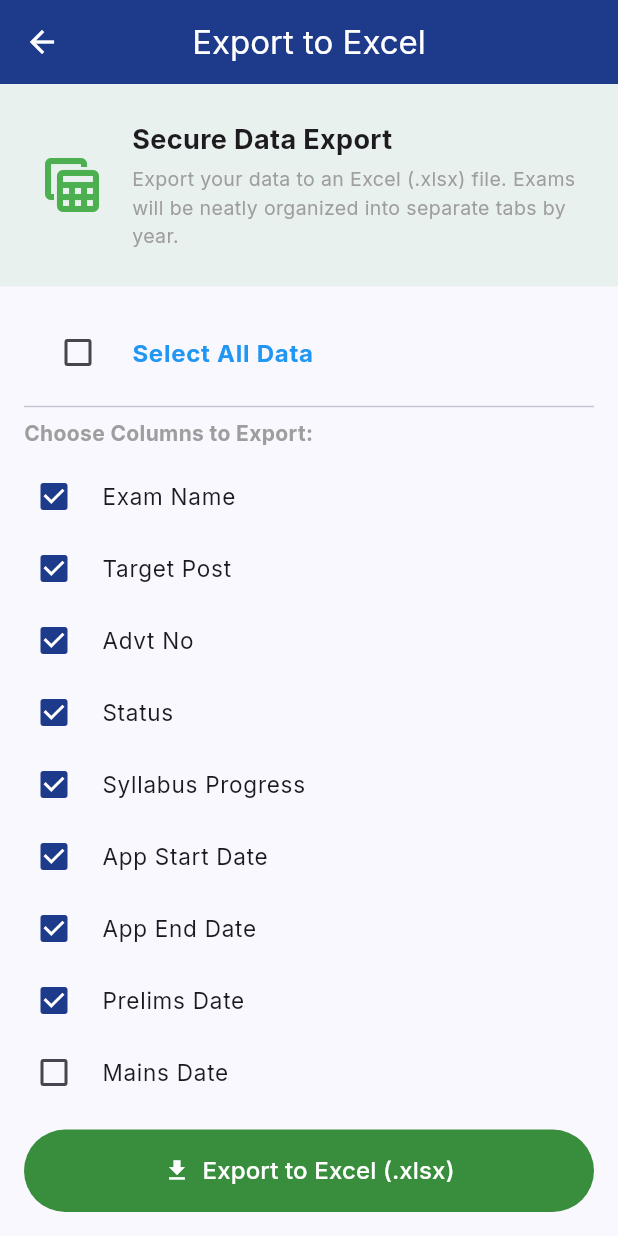
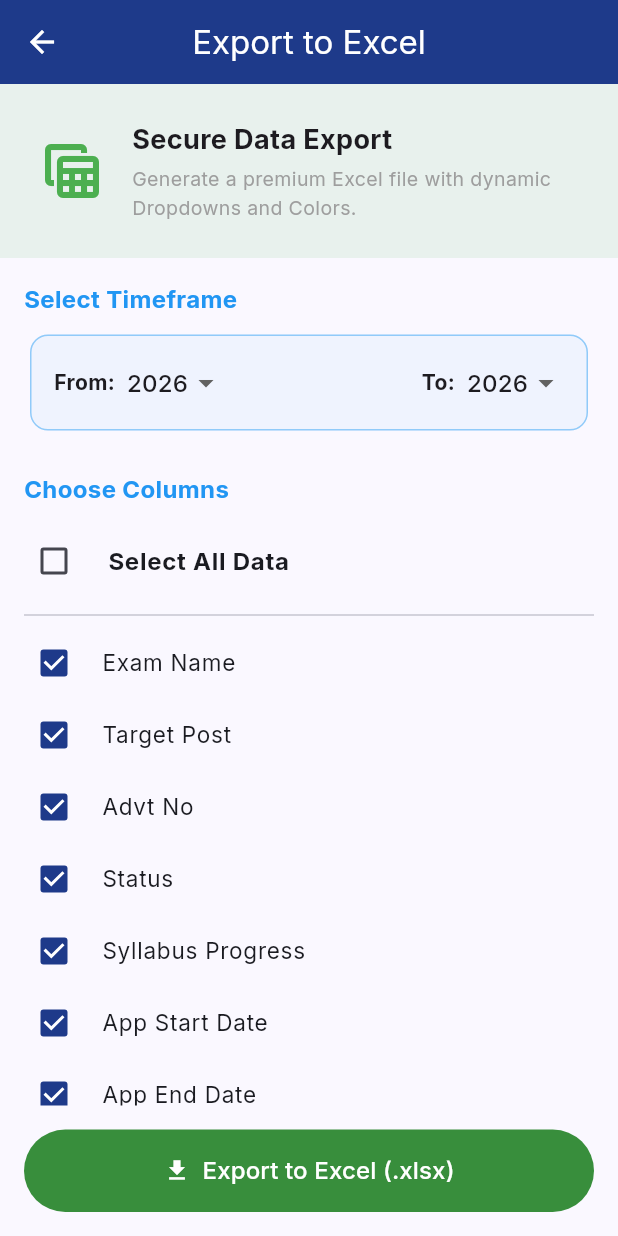
Before and after one commit to DebanjanSarkar/govt_exam_tracker_app_releases, a Flutter app: the screen it shows after launch, in the side drawer, after a tap on "Export to Excel", on a phone screen of 412 x 824 dp. Run offline on Flutter 3.47's test engine with Material 3 defaults, Android fonts, the phone set to English and light mode, and no system bars; our stand-ins replace cross_file, file_picker, flutter_local_notifications, flutter_riverpod, google_fonts, google_sign_in and 5 more; missing offline and left inert: googleapis, syncfusion_flutter_pdf; accounts and stored records are empty; network calls fail.

Commit message:
The App now packs inbuilt Kotlin service for beautiful excel export - users can export their entire data as excel, and keep it as backup, or use it for excel tracking.

```diff
--- a/govt_exam_tracker_app/lib/ui/screens/export_screen.dart
+++ b/govt_exam_tracker_app/lib/ui/screens/export_screen.dart
@@ -13,7 +13,11 @@ class ExportScreen extends ConsumerStatefulWidget {
 class _ExportScreenState extends ConsumerState<ExportScreen> {
   bool _isExporting = false;
 
-  // The Master List of all available fields
+  int? _startYear;
+  int? _endYear;
+  List<int> _availableYears = [];
+
+  // FIXED: Added 'Additional Info' to the master list
   final Map<String, bool> _fields = {
     'Exam Name': true,
     'Target Post': true,
@@ -31,7 +35,29 @@ class _ExportScreenState extends ConsumerState<ExportScreen> {
     'Password': false,
     'Portal URL': false,
     'Notes': false,
+    'Additional Info': false,
   };
+
+  @override
+  void initState() {
+    super.initState();
+    _fetchYears();
+  }
+
+  void _fetchYears() {
+    final examsState = ref.read(examListProvider);
+    final Set<int> years = {DateTime.now().year};
+    if (examsState is AsyncData) {
+      for (var exam in examsState.value!) {
+        years.add(exam.applicationEndDate?.year ?? exam.createdAt.year);
+      }
+    }
+    _availableYears = years.toList()..sort();
+    if (_availableYears.isNotEmpty) {
+      _startYear = _availableYears.first;
+      _endYear = _availableYears.last;
+    }
+  }
 
   bool get _isAllSelected => !_fields.values.contains(false);
 
@@ -48,25 +74,49 @@ class _ExportScreenState extends ConsumerState<ExportScreen> {
       return;
     }
 
+    final repository = ref.read(examRepositoryProvider);
+    final allExams = await repository.getAllExams();
+
+    final filteredExams = allExams.where((e) {
+      int y = e.applicationEndDate?.year ?? e.createdAt.year;
+      return y >= _startYear! && y <= _endYear!;
+    }).toList();
+
+    if (filteredExams.isEmpty) {
+      ScaffoldMessenger.of(context).showSnackBar(const SnackBar(content: Text('No exams found in this timeframe!'), backgroundColor: Colors.orange));
+      return;
+    }
+
+    if (filteredExams.length > 1000) {
+      final proceed = await showDialog<bool>(
+        context: context,
+        builder: (c) => AlertDialog(
+          title: const Text('Massive Export Detected!'),
+          content: Text(
+              'You are about to export ${filteredExams.length} exams.\n\n'
+                  'To ensure your phone runs smoothly without freezing, it is highly recommended to export your data in 1 or 2 year batches.\n\n'
+                  'Do you still want to generate this massive file now?'
+          ),
+          actions: [
+            TextButton(onPressed: () => Navigator.pop(c, false), child: const Text('Cancel')),
+            FilledButton(
+              style: FilledButton.styleFrom(backgroundColor: Colors.orange),
+              onPressed: () => Navigator.pop(c, true),
+              child: const Text('Export Anyway'),
+            ),
+          ],
+        ),
+      );
+      if (proceed != true) return;
+    }
+
     setState(() => _isExporting = true);
 
     try {
-      final repository = ref.read(examRepositoryProvider);
-      final allExams = await repository.getAllExams();
-
-      if (allExams.isEmpty) {
-        throw Exception('You have no exams to export!');
-      }
-
-      await ExcelExportService.exportToExcel(allExams, _fields);
-
-      if (mounted) {
-        ScaffoldMessenger.of(context).showSnackBar(const SnackBar(content: Text('Export ready! Choose where to save it.'), backgroundColor: Colors.green));
-      }
+      await ExcelExportService.exportToExcel(filteredExams, _fields);
+      if (mounted) ScaffoldMessenger.of(context).showSnackBar(const SnackBar(content: Text('Export ready! Choose where to save it.'), backgroundColor: Colors.green));
     } catch (e) {
-      if (mounted) {
-        ScaffoldMessenger.of(context).showSnackBar(SnackBar(content: Text(e.toString().replaceAll('Exception: ', '')), backgroundColor: Colors.red));
-      }
+      if (mounted) ScaffoldMessenger.of(context).showSnackBar(SnackBar(content: Text(e.toString().replaceAll('Exception: ', '')), backgroundColor: Colors.red));
     } finally {
       if (mounted) setState(() => _isExporting = false);
     }
@@ -91,7 +141,7 @@ class _ExportScreenState extends ConsumerState<ExportScreen> {
                     children: [
                       Text('Secure Data Export', style: TextStyle(fontSize: 18, fontWeight: FontWeight.bold)),
                       SizedBox(height: 4),
-                      Text('Export your data to an Excel (.xlsx) file. Exams will be neatly organized into separate tabs by year.', style: TextStyle(color: Colors.grey, fontSize: 13)),
+                      Text('Generate a premium Excel file with dynamic Dropdowns and Colors.', style: TextStyle(color: Colors.grey, fontSize: 13)),
                     ],
                   ),
                 ),
@@ -103,26 +153,71 @@ class _ExportScreenState extends ConsumerState<ExportScreen> {
             child: ListView(
               padding: const EdgeInsets.all(16.0),
               children: [
+                const Text('Select Timeframe', style: TextStyle(fontWeight: FontWeight.bold, fontSize: 16, color: Colors.blue)),
+                const SizedBox(height: 8),
+                Card(
+                  elevation: 0,
+                  color: Colors.blue.withOpacity(0.05),
+                  shape: RoundedRectangleBorder(side: BorderSide(color: Colors.blue.shade200), borderRadius: BorderRadius.circular(12)),
+                  child: Padding(
+                    padding: const EdgeInsets.symmetric(horizontal: 16.0, vertical: 8.0),
+                    child: Row(
+                      children: [
+                        const Text('From:', style: TextStyle(fontWeight: FontWeight.bold)),
+                        const SizedBox(width: 8),
+                        DropdownButton<int>(
+                          value: _startYear,
+                          underline: const SizedBox(),
+                          items: _availableYears.map((y) => DropdownMenuItem(value: y, child: Text(y.toString()))).toList(),
+                          onChanged: (val) {
+                            if (val != null) {
+                              setState(() {
+                                _startYear = val;
+                                if (_startYear! > _endYear!) _endYear = _startYear;
+                              });
+                            }
+                          },
+                        ),
+                        const Spacer(),
+                        const Text('To:', style: TextStyle(fontWeight: FontWeight.bold)),
+                        const SizedBox(width: 8),
+                        DropdownButton<int>(
+                          value: _endYear,
+                          underline: const SizedBox(),
+                          items: _availableYears.map((y) => DropdownMenuItem(value: y, child: Text(y.toString()))).toList(),
+                          onChanged: (val) {
+                            if (val != null) {
+                              setState(() {
+                                _endYear = val;
+                                if (_endYear! < _startYear!) _startYear = _endYear;
+                              });
+                            }
+                          },
+                        ),
+                      ],
+                    ),
+                  ),
+                ),
+
+                const SizedBox(height: 24),
+                const Text('Choose Columns', style: TextStyle(fontWeight: FontWeight.bold, fontSize: 16, color: Colors.blue)),
+                const SizedBox(height: 8),
+
                 CheckboxListTile(
-                  title: const Text('Select All Data', style: TextStyle(fontWeight: FontWeight.bold, color: Colors.blue)),
+                  title: const Text('Select All Data', style: TextStyle(fontWeight: FontWeight.bold)),
                   value: _isAllSelected,
                   onChanged: _toggleAll,
                   activeColor: Colors.blue,
                   controlAffinity: ListTileControlAffinity.leading,
+                  contentPadding: EdgeInsets.zero,
                 ),
                 const Divider(),
-                const Text('Choose Columns to Export:', style: TextStyle(fontWeight: FontWeight.bold, color: Colors.grey)),
-                const SizedBox(height: 8),
 
                 ..._fields.keys.map((key) {
                   return CheckboxListTile(
                     title: Text(key, style: const TextStyle(fontSize: 15)),
                     value: _fields[key],
-                    onChanged: (val) {
-                      setState(() {
-                        _fields[key] = val!;
-                      });
-                    },
+                    onChanged: (val) => setState(() => _fields[key] = val!),
                     controlAffinity: ListTileControlAffinity.leading,
                     contentPadding: EdgeInsets.zero,
                     visualDensity: VisualDensity.compact,
@@ -143,7 +238,7 @@ class _ExportScreenState extends ConsumerState<ExportScreen> {
               ),
               onPressed: _isExporting ? null : _exportData,
               icon: _isExporting ? const SizedBox(width: 20, height: 20, child: CircularProgressIndicator(color: Colors.white, strokeWidth: 2)) : const Icon(Icons.download),
-              label: Text(_isExporting ? 'Generating Excel...' : 'Export to Excel (.xlsx)', style: const TextStyle(fontSize: 16)),
+              label: Text(_isExporting ? 'Generating Native Excel...' : 'Export to Excel (.xlsx)', style: const TextStyle(fontSize: 16)),
             ),
           ),
         ],
--- a/govt_exam_tracker_app/pubspec.yaml
+++ b/govt_exam_tracker_app/pubspec.yaml
@@ -1,7 +1,7 @@
 name: govt_exam_tracker_app
 description: "A local-first, smart tracker for Indian Government Exams."
 publish_to: 'none'
-version: 2.1.0+4
+version: 3.0.0+5
 
 environment:
   sdk: '>=3.0.0 <4.0.0'
@@ -49,9 +49,9 @@ dependencies:
   # For checking package version number
   package_info_plus: ^8.0.2
 
-  # Excel Generation & File Sharing
-  excel: ^4.0.3
+  # EXPORT PACKAGES
   share_plus: ^9.0.0
+  cross_file: ^0.3.4
 
 
 dev_dependencies:
--- a/latest_version.json
+++ b/latest_version.json
@@ -1,6 +1,6 @@
 {
-  "version": "2.1.0",
-  "build_number": 4,
+  "version": "3.0.0",
+  "build_number": 5,
   "url": "https://github.com/DebanjanSarkar/govt_exam_tracker_app_releases/releases/latest",
-  "release_notes": "The App now supports dual engine - powered by Groq's Qwen and Cerebras - user gets more AI generation limits and power within the app now!"
+  "release_notes": "The App now packs inbuilt Kotlin service for beautiful excel export - users can export their entire data as excel, and keep it as backup, or use it for excel tracking."
 }
```
Also changed, not shown: govt_exam_tracker_app/lib/core/services/excel_export_service.dart (+51 -156 lines), govt_exam_tracker_app/pubspec.lock, 3 other files.
